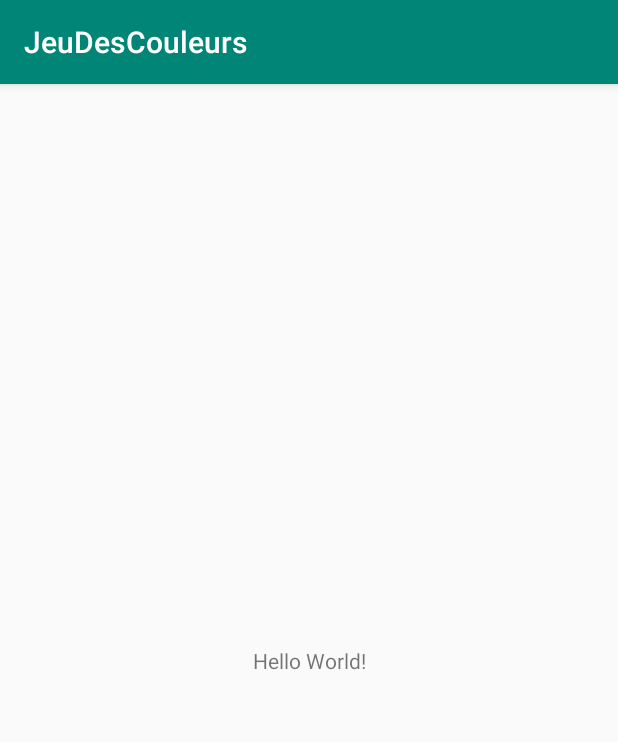
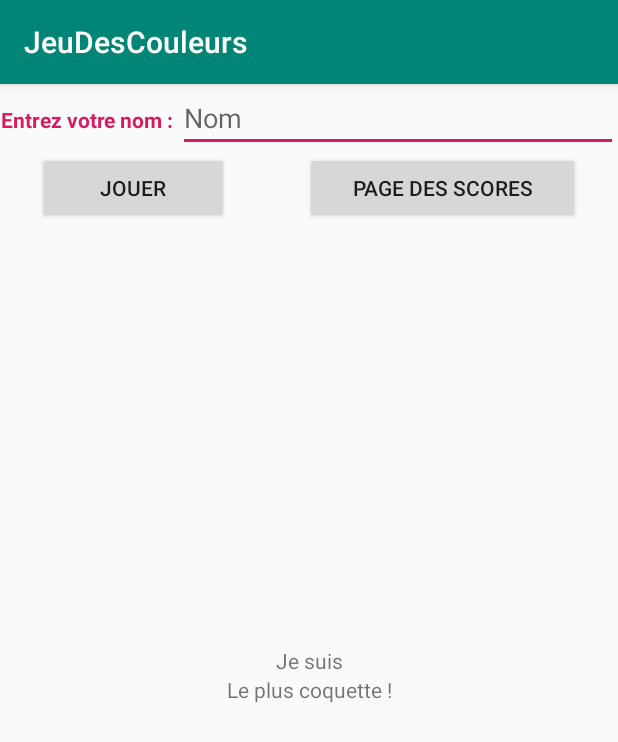
Before and after one commit to facina37/JeuDesCouleurs, an Android app: the screen it shows after launch (MainActivity), on a phone screen of 412 x 824 dp. Shown: the top 742 px of the screen. Run offline under Robolectric (Android 15) with nearby library versions, the phone set to English and light mode, and no system bars.

Commit message:
commit 1

```diff
--- a/app/src/main/res/layout/activity_main.xml
+++ b/app/src/main/res/layout/activity_main.xml
@@ -6,13 +6,81 @@
     android:layout_height="match_parent"
     tools:context=".MainActivity">
 
+    <LinearLayout
+        android:layout_width="fill_parent"
+        android:layout_height="fill_parent"
+        android:orientation="vertical"
+        tools:ignore="MissingConstraints">
+        <LinearLayout
+            android:layout_width="fill_parent"
+            android:layout_height="wrap_content"
+            android:orientation="horizontal"
+            tools:ignore="MissingConstraints">
+            <TextView
+                android:layout_width="wrap_content"
+                android:layout_height="wrap_content"
+                android:text="Entrez votre nom : "
+                android:textStyle="bold"
+                android:textColor="#D81B60"
+                android:gravity="center"
+                />
+            <EditText
+                android:id="@+id/nom"
+                android:layout_width="fill_parent"
+                android:layout_height="wrap_content"
+                android:hint="Nom"
+                android:inputType="text"
+                android:layout_weight="1"
+                />
+        </LinearLayout>
+        <LinearLayout
+            android:layout_width="fill_parent"
+            android:layout_height="wrap_content"
+            android:orientation="horizontal"
+            >
+            <Button
+                android:layout_width="wrap_content"
+                android:layout_height="wrap_content"
+                android:text="Jouer"
+                android:layout_weight="1"
+                android:layout_marginLeft="25dip"
+                android:layout_marginRight="25dip"
+
+                />
+            <Button
+                android:layout_width="wrap_content"
+                android:layout_height="wrap_content"
+                android:text="Page des scores"
+                android:layout_weight="1"
+                android:layout_marginLeft="25dip"
+                android:layout_marginRight="25dip"
+
+                />
+        </LinearLayout>
+    </LinearLayout>
+
     <TextView
+        android:id="@+id/text"
         android:layout_width="wrap_content"
         android:layout_height="wrap_content"
-        android:text="Hello World!"
+        android:text="Je suis"
         app:layout_constraintBottom_toBottomOf="parent"
         app:layout_constraintLeft_toLeftOf="parent"
         app:layout_constraintRight_toRightOf="parent"
-        app:layout_constraintTop_toTopOf="parent" />
+        app:layout_constraintTop_toTopOf="parent"
+        />
+
+    <TextView
+        android:id="@+id/text1"
+        android:layout_width="wrap_content"
+        android:layout_height="wrap_content"
+        android:text="Le plus coquette !"
+        app:layout_constraintBottom_toBottomOf="parent"
+        app:layout_constraintLeft_toLeftOf="parent"
+        app:layout_constraintRight_toRightOf="parent"
+        app:layout_constraintTop_toTopOf="parent"
+        app:layout_constraintVertical_bias="0.526" />
+
+
 
 </androidx.constraintlayout.widget.ConstraintLayout>
```
